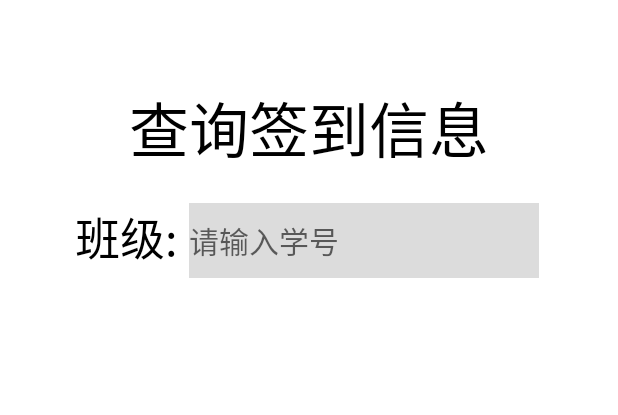
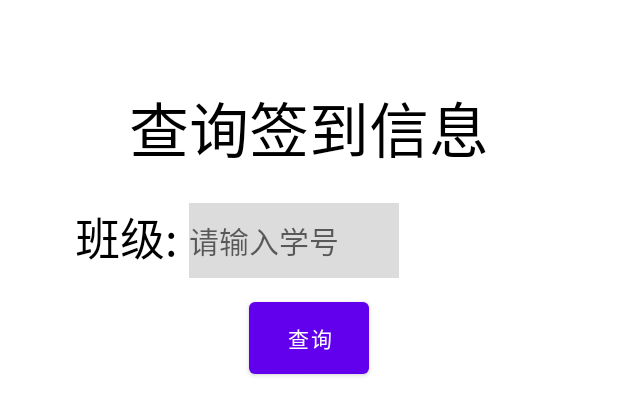
Before and after one commit to AyakaOvO/QRcodeScan, an Android app: the layout fragment_manage.xml on its own in the app's theme, with its tools: preview values and no code run, on a phone screen of 412 x 824 dp. Shown: the top 415 px of the screen. Run offline under Robolectric (Android 15) with nearby library versions, the phone set to English and light mode, and no system bars.

```diff
--- a/app/src/main/java/com/example/signapp/ui/manage/ManageFragment.java
+++ b/app/src/main/java/com/example/signapp/ui/manage/ManageFragment.java
@@ -18,6 +18,9 @@ public class ManageFragment extends Fragment {
     public View onCreateView(@NonNull LayoutInflater inflater,
                              ViewGroup container, Bundle savedInstanceState) {
         View view = inflater.inflate(R.layout.fragment_manage, container, false);
+
+
+
         return view;
     }
 
--- a/app/src/main/res/layout/fragment_manage.xml
+++ b/app/src/main/res/layout/fragment_manage.xml
@@ -47,13 +47,41 @@
             android:layout_width="wrap_content"
             android:layout_height="match_parent"
             android:hint="请输入学号"
-            android:ems="10"
+            android:ems="6"
             android:inputType="number"
             android:background="#DCDCDC"
             android:textSize="20sp" />
 
 
+
+
     </LinearLayout>
 
 
+    <Button
+        android:id="@+id/manage_button"
+        android:layout_width="80dp"
+        android:layout_height="60dp"
+        app:layout_constraintEnd_toEndOf="parent"
+        app:layout_constraintStart_toStartOf="parent"
+        app:layout_constraintTop_toBottomOf="@id/userId_login"
+        android:layout_marginTop="10dp"
+        android:text="查询"
+        tools:layout_editor_absoluteY="200dp" />
+
+    <LinearLayout
+        android:layout_width="wrap_content"
+        android:layout_height="wrap_content"
+        app:layout_constraintTop_toBottomOf="@id/manage_button"
+        app:layout_constraintStart_toStartOf="parent"
+        >
+        <ListView
+            android:id="@+id/manage_list"
+            android:layout_width="match_parent"
+            android:layout_height="wrap_content"/>
+
+    </LinearLayout>
+
+
+
 </androidx.constraintlayout.widget.ConstraintLayout>
```
Also changed, not shown: app/src/main/java/com/example/signapp/MainActivity.java (+10 -1 lines), app/src/main/java/com/example/signapp/ui/information/InformationFragment.java (+12 -2 lines), app/src/main/java/com/example/signapp/ui/login/LoginActivity.java (+10 -3 lines), app/src/main/java/com/example/signapp/ui/scan/ScanFragment.java (+15 -3 lines), app/src/main/res/layout/manage_item.xml (added, +106 -0 lines).
